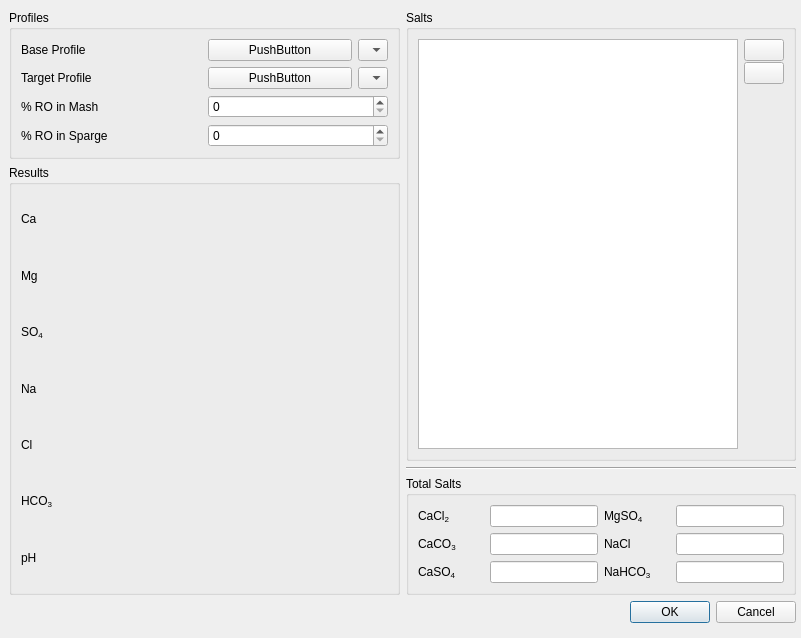
This is ui/waterDialog.ui in Brewtarget/brewtarget as Qt 5 draws it before an edit. The edited form follows.
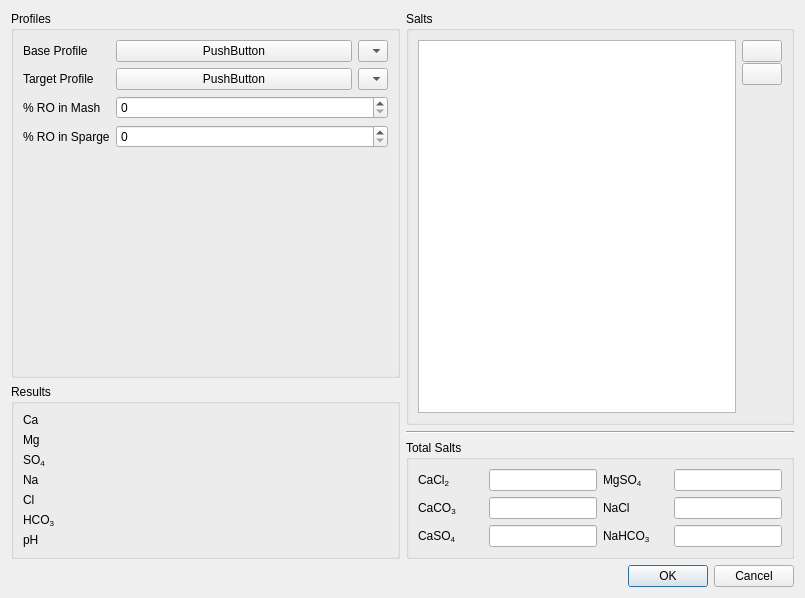
This is the edited form. Icons and pictures are not drawn. Custom widgets are drawn as their Qt base class.

Patch:
```diff
--- a/ui/waterDialog.ui
+++ b/ui/waterDialog.ui
@@ -6,8 +6,8 @@
    <rect>
     <x>0</x>
     <y>0</y>
-    <width>801</width>
-    <height>638</height>
+    <width>805</width>
+    <height>598</height>
    </rect>
   </property>
   <property name="sizePolicy">
@@ -25,36 +25,27 @@
   <property name="windowTitle">
    <string>Dialog</string>
   </property>
-  <widget class="QWidget" name="layoutWidget">
-   <property name="geometry">
-    <rect>
-     <x>9</x>
-     <y>10</y>
-     <width>787</width>
-     <height>613</height>
-    </rect>
-   </property>
    <layout class="QVBoxLayout" name="verticalLayout_4">
     <item>
      <layout class="QHBoxLayout" name="horizontalLayout">
       <item>
-       <layout class="QVBoxLayout" name="verticalLayout_left" stretch="0,1">
+      <layout class="QVBoxLayout" name="verticalLayout_left" stretch="0,0">
         <item>
          <widget class="QGroupBox" name="groupBox_profiles">
           <property name="title">
            <string>Profiles</string>
           </property>
           <layout class="QGridLayout" name="gridLayout_2">
-           <item row="0" column="0">
-            <widget class="QLabel" name="label_baseProfile">
-             <property name="text">
-              <string>Base Profile</string>
-             </property>
-            </widget>
-           </item>
            <item row="2" column="1">
             <widget class="QSpinBox" name="spinBox_mashRO"/>
            </item>
+          <item row="2" column="0">
+           <widget class="QLabel" name="label_mashRO">
+            <property name="text">
+             <string>% RO in Mash</string>
+            </property>
+           </widget>
+          </item>
            <item row="3" column="0">
             <widget class="QLabel" name="label_spargeRO">
              <property name="text">
@@ -69,6 +60,46 @@
              </property>
             </widget>
            </item>
+          <item row="0" column="1">
+           <layout class="QHBoxLayout" name="horizontalLayout_baseButtons" stretch="0,1">
+            <item>
+             <widget class="WaterButton" name="baseProfileButton">
+              <property name="text">
+               <string>PushButton</string>
+              </property>
+             </widget>
+            </item>
+            <item>
+             <widget class="CustomComboBox" name="baseProfileCombo">
+              <property name="sizePolicy">
+               <sizepolicy hsizetype="Minimum" vsizetype="Fixed">
+                <horstretch>0</horstretch>
+                <verstretch>0</verstretch>
+               </sizepolicy>
+              </property>
+              <property name="minimumSize">
+               <size>
+                <width>30</width>
+                <height>0</height>
+               </size>
+              </property>
+              <property name="maximumSize">
+               <size>
+                <width>30</width>
+                <height>16777215</height>
+               </size>
+              </property>
+             </widget>
+            </item>
+           </layout>
+          </item>
+          <item row="0" column="0">
+           <widget class="QLabel" name="label_baseProfile">
+            <property name="text">
+             <string>Base Profile</string>
+            </property>
+           </widget>
+          </item>
            <item row="1" column="1">
             <layout class="QHBoxLayout" name="horizontalLayout_targetButtons">
              <item>
@@ -105,45 +136,18 @@
            <item row="3" column="1">
             <widget class="QSpinBox" name="spinBox_spargeRO"/>
            </item>
-           <item row="0" column="1">
-            <layout class="QHBoxLayout" name="horizontalLayout_baseButtons">
-             <item>
-              <widget class="WaterButton" name="baseProfileButton">
-               <property name="text">
-                <string>PushButton</string>
-               </property>
-              </widget>
-             </item>
-             <item>
-              <widget class="CustomComboBox" name="baseProfileCombo">
-               <property name="sizePolicy">
-                <sizepolicy hsizetype="Minimum" vsizetype="Fixed">
-                 <horstretch>0</horstretch>
-                 <verstretch>0</verstretch>
-                </sizepolicy>
-               </property>
-               <property name="minimumSize">
+          <item row="4" column="1">
+           <spacer name="verticalSpacer">
+            <property name="orientation">
+             <enum>Qt::Vertical</enum>
+            </property>
+            <property name="sizeHint" stdset="0">
                 <size>
-                 <width>30</width>
-                 <height>0</height>
-                </size>
-               </property>
-               <property name="maximumSize">
-                <size>
-                 <width>30</width>
-                 <height>16777215</height>
-                </size>
-               </property>
-              </widget>
-             </item>
-            </layout>
-           </item>
-           <item row="2" column="0">
-            <widget class="QLabel" name="label_mashRO">
-             <property name="text">
-              <string>% RO in Mash</string>
-             </property>
-            </widget>
+              <width>20</width>
+              <height>40</height>
+             </size>
+            </property>
+           </spacer>
            </item>
           </layout>
          </widget>
@@ -391,9 +395,9 @@
        </layout>
       </item>
       <item>
-       <layout class="QVBoxLayout" name="verticalLayout_3">
+      <layout class="QVBoxLayout" name="verticalLayout_right">
         <item>
-         <widget class="QGroupBox" name="groupBox">
+        <widget class="QGroupBox" name="groupBox_salts">
           <property name="title">
            <string>Salts</string>
           </property>
@@ -409,7 +413,7 @@
             </widget>
            </item>
            <item>
-            <layout class="QVBoxLayout" name="verticalLayout_ferm">
+           <layout class="QVBoxLayout" name="verticalLayout_saltButtons">
              <property name="spacing">
               <number>1</number>
              </property>
@@ -471,6 +475,9 @@
           <property name="title">
            <string>Total Salts</string>
           </property>
+         <property name="configSection" stdset="0">
+          <string>waterDialog</string>
+         </property>
           <layout class="QGridLayout" name="gridLayout">
            <item row="0" column="0" colspan="2">
             <widget class="BtMassLabel" name="label_totalcacl2">
@@ -748,9 +755,6 @@
           </layout>
          </widget>
         </item>
-        <item>
-         <layout class="QVBoxLayout" name="verticalLayout_2"/>
-        </item>
        </layout>
       </item>
      </layout>
@@ -770,7 +774,6 @@
     </item>
    </layout>
   </widget>
- </widget>
  <customwidgets>
   <customwidget>
    <class>CustomComboBox</class>
```
Left out of the diff: 96 changed lines with no effect on the pictures. Lines whose indentation alone changed are shown as unchanged.
